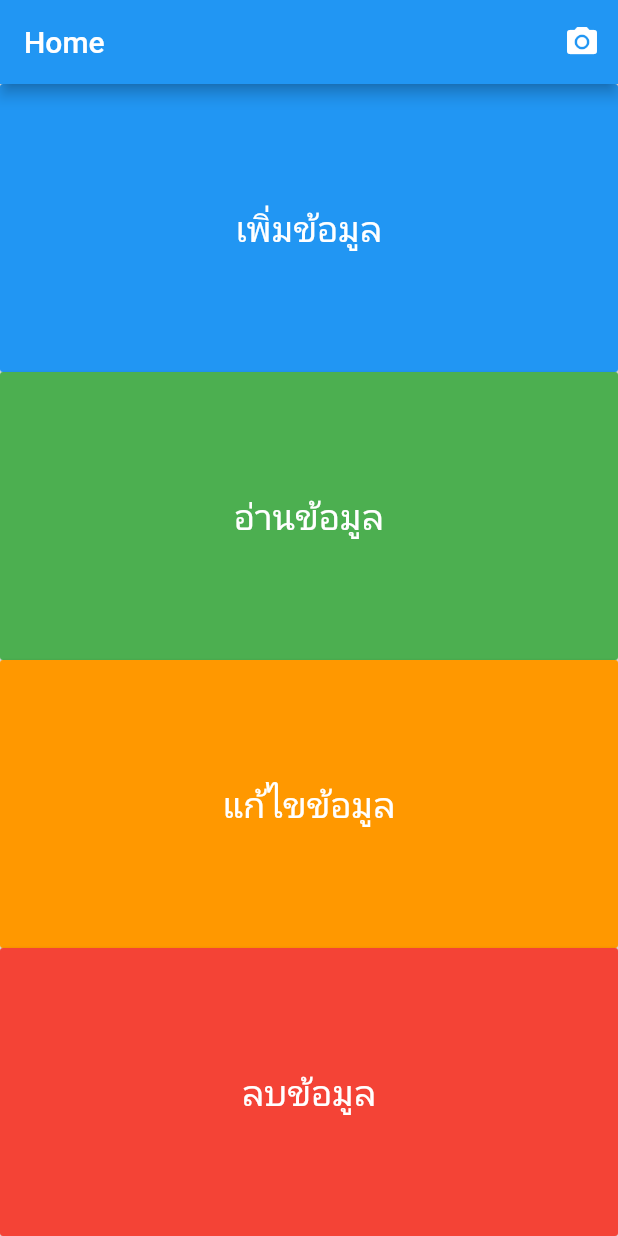
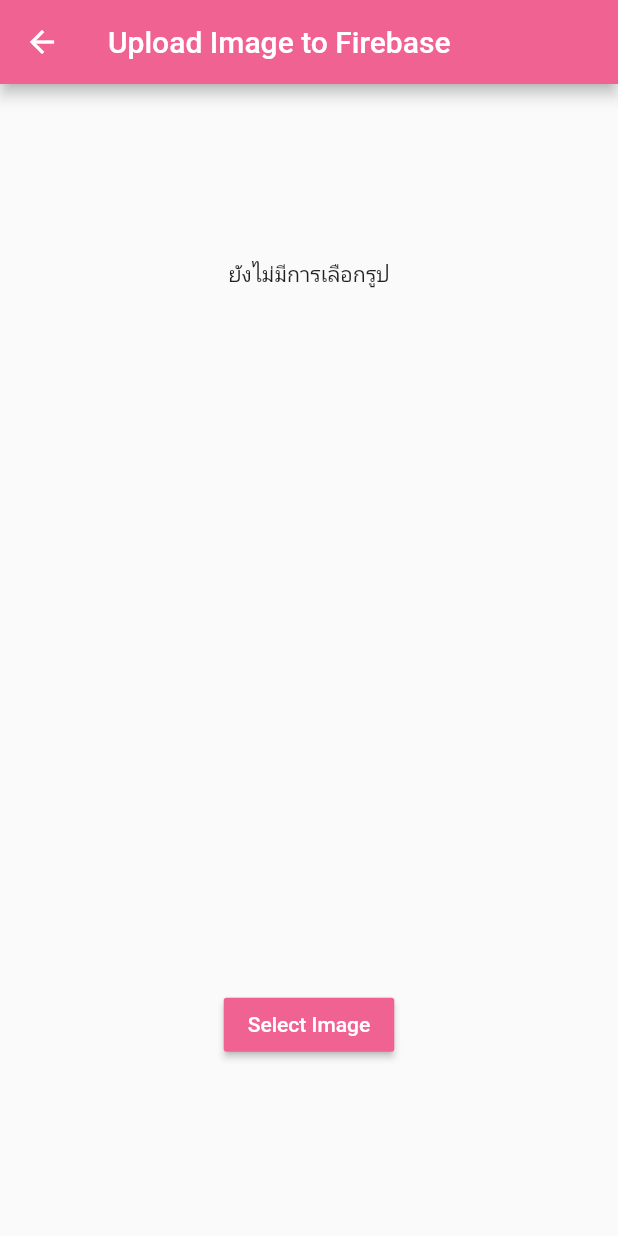
Before and after one commit to chxmpxx/learn-flutter-firebase-crud-app, a Flutter app: the screen it shows after launch, after a tap on the "photo camera" icon, on a phone screen of 412 x 824 dp. Run offline on Flutter 3.47's test engine with Material 2 defaults, Android fonts, the phone set to English and light mode, and no system bars; our stand-ins replace cloud_firestore, firebase_core, image_picker; accounts and stored records are empty.

Commit message:
add image picker from gallery and camera

```diff
--- a/lib/screen/home_screen.dart
+++ b/lib/screen/home_screen.dart
@@ -1,5 +1,6 @@
 import 'dart:ui';
 
+import 'package:firebase_crud_app/screen/photo_upload_screen.dart';
 import 'package:firebase_crud_app/services/firebase_crud.dart';
 import 'package:flutter/material.dart';
 
@@ -15,10 +16,11 @@ class _HomeScreenState extends State<HomeScreen> {
     return Scaffold(
       appBar: AppBar(
         title: Text('Home'),
+        backgroundColor: Colors.pink[300],
         actions: [
           IconButton(
             onPressed: (){
-              // Navigator.push(context, MaterialPageRoute(builder: (context) => PhotoUploadScreen()));
+              Navigator.push(context, MaterialPageRoute(builder: (context) => PhotoUploadScreen()));
             },
             icon: Icon(Icons.photo_camera),
           )
--- /dev/null
+++ b/lib/screen/photo_upload_screen.dart
@@ -0,0 +1,118 @@
+import 'dart:io';
+
+import 'package:flutter/material.dart';
+import 'package:image_picker/image_picker.dart';
+
+class PhotoUploadScreen extends StatefulWidget {
+  PhotoUploadScreen({Key? key}) : super(key: key);
+
+  @override
+  State<PhotoUploadScreen> createState() => _PhotoUploadScreenState();
+}
+
+class _PhotoUploadScreenState extends State<PhotoUploadScreen> {
+
+  // ตัวแปรไว้อ่าน path ไฟล์ในเครื่อง
+  File? _imageFile;
+
+  // สร้าง Object สำหรับเลือกรูปภาพ
+  final picker = ImagePicker();
+
+  // ฟังก์ชันเปิดจากแกลเลอรี่
+  _openGallery(BuildContext context) async {
+    final pickedFile = await picker.getImage(source: ImageSource.gallery);
+    setState(() {
+      if(pickedFile != null) {
+        _imageFile = File(pickedFile.path);
+      }else {
+        print('No Image selected');
+      }
+    });
+    Navigator.of(context).pop();
+  }
+    // ฟังก์ชันเปิดจากกล้อง
+  _openCamera(BuildContext context) async {
+    final pickedFile = await picker.getImage(source: ImageSource.camera);
+    setState(() {
+      if(pickedFile != null) {
+        _imageFile = File(pickedFile.path);
+      }else {
+        print('No Image selected');
+      }
+    });
+    // ปิดหน้าต่าง Pop-up
+    Navigator.of(context).pop();
+  }
+
+  // สร้าง Pop-up เลือกช่องทางในการดึงรูป
+  // ต้องเป็น Future เพราะมีการอ่าน path รูปเข้ามา
+  Future<void> _showButtomSheet(BuildContext context) {
+    return showModalBottomSheet(
+      context: context,
+      builder: (BuildContext context) {
+        return Container(
+          // Wrap: ให้อยู่บรรทัดเดียวกัน
+          child: Wrap(
+            children: [
+              ListTile(
+                leading: Icon(Icons.photo_album),
+                title: Text('Gallery'),
+                onTap: (){
+                  _openGallery(context);
+                },
+              ),
+              ListTile(
+                leading: Icon(Icons.photo_camera),
+                title: Text('Camera'),
+                onTap: (){
+                  _openCamera(context);
+                },
+              )
+            ],
+          ),
+        );
+      }
+    );
+  }
+
+  @override
+  Widget build(BuildContext context) {
+    return Scaffold(
+      appBar: AppBar(
+        title: Text('Upload Image to Firebase'),
+        backgroundColor: Colors.pink[300],
+      ),
+      body: Container(
+        child: Center(
+          child: Column(
+            mainAxisAlignment: MainAxisAlignment.spaceAround,
+            mainAxisSize: MainAxisSize.max,
+            children: [
+              _imageFile != null ? Image.file(_imageFile!, width: 400, height: 400,) : Text('ยังไม่มีการเลือกรูป'),
+              _imageFile != null ? Row(
+                mainAxisAlignment: MainAxisAlignment.spaceAround,
+                children: [
+                  RaisedButton(
+                    onPressed: (){},
+                    child: Text('Upload to firebase'),
+                  ),
+                  RaisedButton(
+                    onPressed: (){},
+                    child: Text('Clear Image'),
+                  ),
+                ],
+              ) : Container(),
+              RaisedButton(
+                onPressed: (){
+                  _showButtomSheet(context);
+                },
+                color: Colors.pink[300],
+                child: Text('Select Image', style: TextStyle(color: Colors.white),),
+              ),
+            ],
+          ),
+        )
+      ),
+    );
+  }
+}
```
